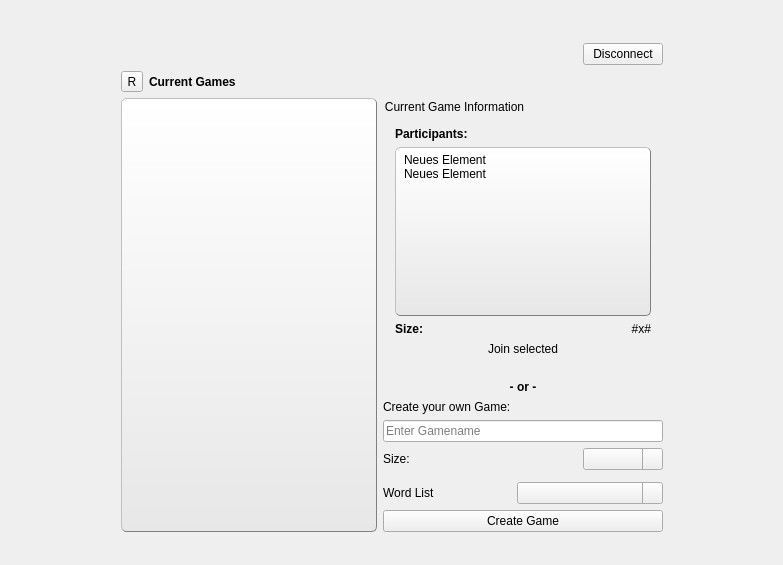
This is QTClient/ui/LobbyWidget.ui in stapelberg/vsy-bullshit as Qt 5 draws it before an edit. The edited form follows.
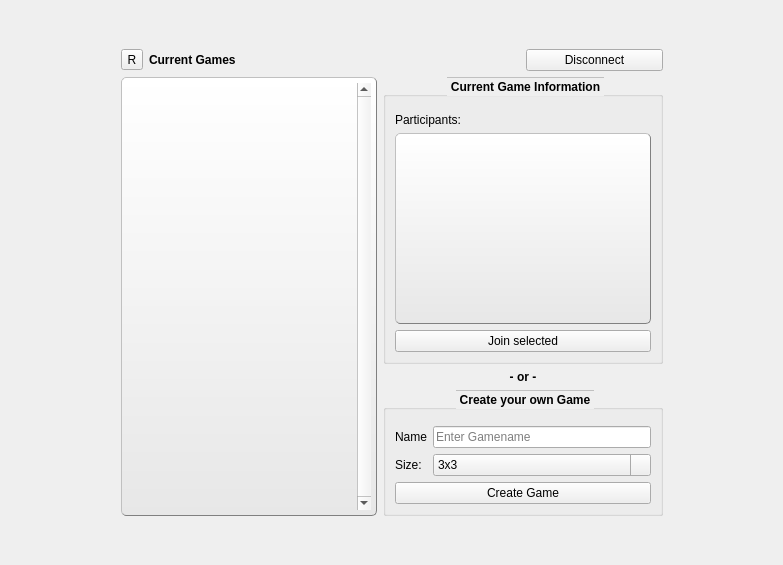
This is the edited form. Icons and pictures are not drawn.

Commit message: Playing a 3x3 game *should* work now.

```diff
--- a/QTClient/ui/LobbyWidget.ui
+++ b/QTClient/ui/LobbyWidget.ui
@@ -31,10 +31,78 @@
 }</string>
   </property>
   <layout class="QGridLayout" name="gridLayout">
-   <property name="topMargin">
-    <number>15</number>
-   </property>
-   <item row="4" column="1" rowspan="9" colspan="2">
+   <item row="0" column="0">
+    <spacer name="horizontalSpacer">
+     <property name="orientation">
+      <enum>Qt::Horizontal</enum>
+     </property>
+     <property name="sizeHint" stdset="0">
+      <size>
+       <width>40</width>
+       <height>20</height>
+      </size>
+     </property>
+    </spacer>
+   </item>
+   <item row="0" column="2">
+    <spacer name="verticalSpacer">
+     <property name="orientation">
+      <enum>Qt::Vertical</enum>
+     </property>
+     <property name="sizeHint" stdset="0">
+      <size>
+       <width>20</width>
+       <height>40</height>
+      </size>
+     </property>
+    </spacer>
+   </item>
+   <item row="0" column="5">
+    <spacer name="horizontalSpacer_2">
+     <property name="orientation">
+      <enum>Qt::Horizontal</enum>
+     </property>
+     <property name="sizeHint" stdset="0">
+      <size>
+       <width>40</width>
+       <height>20</height>
+      </size>
+     </property>
+    </spacer>
+   </item>
+   <item row="1" column="1">
+    <widget class="QToolButton" name="refreshButton">
+     <property name="styleSheet">
+      <string notr="true">padding: 1px;</string>
+     </property>
+     <property name="text">
+      <string>R</string>
+     </property>
+     <property name="icon">
+      <iconset resource="../resources/bingo.qrc">
+       <normaloff>:/Bingo/icons/01-refresh.png</normaloff>:/Bingo/icons/01-refresh.png</iconset>
+     </property>
+     <property name="autoRaise">
+      <bool>false</bool>
+     </property>
+     <property name="arrowType">
+      <enum>Qt::NoArrow</enum>
+     </property>
+    </widget>
+   </item>
+   <item row="1" column="2">
+    <widget class="QLabel" name="label">
+     <property name="styleSheet">
+      <string notr="true">background:transparent;
+border:0px;
+font-weight:bold;</string>
+     </property>
+     <property name="text">
+      <string>Current Games</string>
+     </property>
+    </widget>
+   </item>
+   <item row="2" column="1" rowspan="3" colspan="2">
     <widget class="QListWidget" name="currentGamesList">
      <property name="styleSheet">
       <string notr="true">background-color: qlineargradient(spread:pad, x1:1, y1:1, x2:1, y2:0, stop:0 rgba(231, 231, 231, 255), stop:1 rgba(255, 255, 255, 255));
@@ -45,144 +113,60 @@
 padding: 5px;
 </string>
      </property>
-    </widget>
-   </item>
-   <item row="8" column="3" colspan="3">
-    <widget class="QLineEdit" name="lineEdit">
-     <property name="inputMask">
-      <string/>
+     <property name="verticalScrollBarPolicy">
+      <enum>Qt::ScrollBarAlwaysOn</enum>
      </property>
-     <property name="placeholderText">
-      <string>Enter Gamename</string>
+     <property name="horizontalScrollBarPolicy">
+      <enum>Qt::ScrollBarAlwaysOff</enum>
      </property>
-    </widget>
-   </item>
-   <item row="12" column="3" colspan="3">
-    <widget class="QPushButton" name="createGame">
-     <property name="styleSheet">
-      <string notr="true">QPushButton::pressed {
-     border-style: inset;
- }</string>
+     <property name="editTriggers">
+      <set>QAbstractItemView::NoEditTriggers</set>
      </property>
-     <property name="text">
-      <string>Create Game</string>
+     <property name="viewMode">
+      <enum>QListView::ListMode</enum>
      </property>
     </widget>
    </item>
-   <item row="7" column="3">
-    <widget class="QLabel" name="label_3">
-     <property name="styleSheet">
-      <string notr="true">background:transparent;
-border:0px;</string>
-     </property>
-     <property name="text">
-      <string>Create your own Game:</string>
-     </property>
-    </widget>
-   </item>
-   <item row="9" column="3" colspan="2">
-    <widget class="QLabel" name="label_2">
-     <property name="styleSheet">
-      <string notr="true">background:transparent;
-border:0px;</string>
-     </property>
-     <property name="text">
-      <string>Size:</string>
-     </property>
-    </widget>
-   </item>
-   <item row="9" column="5">
-    <widget class="QComboBox" name="comboBox">
-     <property name="styleSheet">
-      <string notr="true"> QComboBox::drop-down {
-     subcontrol-origin: padding;
-     subcontrol-position: top right;
-     width: 15px;
-
-     border-left-width: 1px;
-     border-left-color: darkgray;
-     border-left-style: solid; /* just a single line */
-     border-top-right-radius: 3px; /* same radius as the QComboBox */
-     border-bottom-right-radius: 3px;
- }
-
- QComboBox::down-arrow {
-     image: url(:/Bingo/dropdown.png);
- }
-
- QComboBox::down-arrow:on { /* shift the arrow when popup is open */
-     top: 1px;
-     left: 1px;
- }</string>
-     </property>
-    </widget>
-   </item>
-   <item row="6" column="3" colspan="3">
-    <widget class="QLabel" name="label_4">
-     <property name="styleSheet">
-      <string notr="true">background:transparent;
-border:0px;
-font-weight:bold;</string>
-     </property>
-     <property name="text">
-      <string>- or -</string>
-     </property>
-     <property name="alignment">
-      <set>Qt::AlignCenter</set>
-     </property>
-    </widget>
-   </item>
-   <item row="11" column="4" colspan="2">
-    <widget class="QComboBox" name="comboBox_2">
-     <property name="styleSheet">
-      <string notr="true"> QComboBox::drop-down {
-     subcontrol-origin: padding;
-     subcontrol-position: top right;
-     width: 15px;
-
-     border-left-width: 1px;
-     border-left-color: darkgray;
-     border-left-style: solid; /* just a single line */
-     border-top-right-radius: 3px; /* same radius as the QComboBox */
-     border-bottom-right-radius: 3px;
- }
-
- QComboBox::down-arrow {
-     image: url(:/Bingo/dropdown.png);
- }
-
- QComboBox::down-arrow:on { /* shift the arrow when popup is open */
-     top: 1px;
-     left: 1px;
- }</string>
-     </property>
-    </widget>
-   </item>
-   <item row="11" column="3">
-    <widget class="QLabel" name="label_5">
-     <property name="styleSheet">
-      <string notr="true">background:transparent;
-border:0px;</string>
-     </property>
-     <property name="text">
-      <string>Word List</string>
-     </property>
-    </widget>
-   </item>
-   <item row="4" column="3" colspan="3">
+   <item row="2" column="3" colspan="2">
     <widget class="QGroupBox" name="groupBox">
+     <property name="font">
+      <font>
+       <weight>75</weight>
+       <italic>false</italic>
+       <bold>true</bold>
+      </font>
+     </property>
      <property name="styleSheet">
-      <string notr="true">background:transparent;
-border:0px;</string>
+      <string notr="true"> QGroupBox::title {
+     subcontrol-origin: margin;
+     subcontrol-position: top center; /* position at the top center */
+  border-style: outset;
+     border-top-width: 1px;
+     border-color: gray;
+	 padding:2px;
+     background-color: qlineargradient(x1: 0, y1: 0, x2: 0, y2: 1,
+                                       stop: 0 #FFOECE, stop: 1 #FFFFFF);
+ }
+</string>
      </property>
      <property name="title">
       <string>Current Game Information</string>
      </property>
      <layout class="QGridLayout" name="gridLayout_2">
+      <property name="topMargin">
+       <number>16</number>
+      </property>
       <item row="0" column="0" colspan="2">
        <widget class="QLabel" name="label_7">
+        <property name="font">
+         <font>
+          <weight>50</weight>
+          <bold>false</bold>
+         </font>
+        </property>
         <property name="styleSheet">
-         <string notr="true">font-weight:bold;</string>
+         <string notr="true">background:transparent;
+border:0px;</string>
         </property>
         <property name="text">
          <string>Participants:</string>
@@ -206,39 +190,12 @@
 padding: 5px;
 </string>
         </property>
-        <item>
-         <property name="text">
-          <string>Neues Element</string>
-         </property>
-        </item>
-        <item>
-         <property name="text">
-          <string>Neues Element</string>
-         </property>
-        </item>
        </widget>
       </item>
-      <item row="2" column="0">
-       <widget class="QLabel" name="label_8">
-        <property name="styleSheet">
-         <string notr="true">font-weight:bold;</string>
-        </property>
-        <property name="text">
-         <string>Size:</string>
-        </property>
-       </widget>
-      </item>
-      <item row="3" column="0" colspan="2">
+      <item row="2" column="0" colspan="2">
        <widget class="QPushButton" name="joinGameButton">
         <property name="styleSheet">
-         <string notr="true">background-color: qlineargradient(spread:pad, x1:0.545, y1:1, x2:0.528273, y2:0, stop:0 rgba(207, 207, 207, 255), stop:1 rgba(255, 255, 255, 255));
-  border-style: outset;
-     border-width: 1px;
-     border-radius: 5px;
-     border-color: gray;
-padding: 5px;
-
-QPushButton::pressed {
+         <string notr="true">QPushButton::pressed {
      border-style: inset;
  }</string>
         </property>
@@ -247,33 +204,146 @@
         </property>
        </widget>
       </item>
+     </layout>
+    </widget>
+   </item>
+   <item row="3" column="3" colspan="2">
+    <widget class="QLabel" name="label_4">
+     <property name="styleSheet">
+      <string notr="true">background:transparent;
+border:0px;
+font-weight:bold;</string>
+     </property>
+     <property name="text">
+      <string>- or -</string>
+     </property>
+     <property name="alignment">
+      <set>Qt::AlignCenter</set>
+     </property>
+    </widget>
+   </item>
+   <item row="4" column="3" colspan="2">
+    <widget class="QGroupBox" name="groupBox_2">
+     <property name="font">
+      <font>
+       <weight>75</weight>
+       <bold>true</bold>
+      </font>
+     </property>
+     <property name="styleSheet">
+      <string notr="true"> QGroupBox::title {
+     subcontrol-origin: margin;
+     subcontrol-position: top center; /* position at the top center */
+  border-style: outset;
+     border-top-width: 1px;
+     border-color: gray;
+	 padding:2px;
+     background-color: qlineargradient(x1: 0, y1: 0, x2: 0, y2: 1,
+                                       stop: 0 #FFOECE, stop: 1 #FFFFFF);
+ }
+</string>
+     </property>
+     <property name="title">
+      <string>Create your own Game</string>
+     </property>
+     <layout class="QFormLayout" name="formLayout">
+      <property name="topMargin">
+       <number>16</number>
+      </property>
+      <item row="1" column="0">
+       <widget class="QLabel" name="label_3">
+        <property name="styleSheet">
+         <string notr="true">background:transparent;
+border:0px;</string>
+        </property>
+        <property name="text">
+         <string>Name</string>
+        </property>
+       </widget>
+      </item>
+      <item row="1" column="1">
+       <widget class="QLineEdit" name="gameName">
+        <property name="inputMask">
+         <string/>
+        </property>
+        <property name="placeholderText">
+         <string>Enter Gamename</string>
+        </property>
+       </widget>
+      </item>
+      <item row="2" column="0">
+       <widget class="QLabel" name="label_2">
+        <property name="styleSheet">
+         <string notr="true">background:transparent;
+border:0px;</string>
+        </property>
+        <property name="text">
+         <string>Size:</string>
+        </property>
+       </widget>
+      </item>
       <item row="2" column="1">
-       <widget class="QLabel" name="label_9">
+       <widget class="QComboBox" name="gameSize">
+        <property name="styleSheet">
+         <string notr="true"> QComboBox::drop-down {
+     subcontrol-origin: padding;
+     subcontrol-position: top right;
+     width: 15px;
+
+     border-left-width: 1px;
+     border-left-color: darkgray;
+     border-left-style: solid; /* just a single line */
+     border-top-right-radius: 3px; /* same radius as the QComboBox */
+     border-bottom-right-radius: 3px;
+ }
+
+ QComboBox::down-arrow {
+     image: url(:/Bingo/dropdown.png);
+ }
+
+ QComboBox::down-arrow:on { /* shift the arrow when popup is open */
+     top: 1px;
+     left: 1px;
+ }</string>
+        </property>
+        <item>
+         <property name="text">
+          <string>3x3</string>
+         </property>
+        </item>
+        <item>
+         <property name="text">
+          <string>4x4</string>
+         </property>
+        </item>
+        <item>
+         <property name="text">
+          <string>5x5</string>
+         </property>
+        </item>
+        <item>
+         <property name="text">
+          <string>6x6</string>
+         </property>
+        </item>
+       </widget>
+      </item>
+      <item row="3" column="0" colspan="2">
+       <widget class="QPushButton" name="createGame">
+        <property name="styleSheet">
+         <string notr="true">QPushButton::pressed {
+     border-style: inset;
+ }</string>
+        </property>
         <property name="text">
-         <string>#x#</string>
-        </property>
-        <property name="alignment">
-         <set>Qt::AlignRight|Qt::AlignTrailing|Qt::AlignVCenter</set>
+         <string>Create Game</string>
         </property>
        </widget>
       </item>
      </layout>
     </widget>
    </item>
-   <item row="0" column="2" colspan="4">
-    <spacer name="verticalSpacer">
-     <property name="orientation">
-      <enum>Qt::Vertical</enum>
-     </property>
-     <property name="sizeHint" stdset="0">
-      <size>
-       <width>20</width>
-       <height>40</height>
-      </size>
-     </property>
-    </spacer>
-   </item>
-   <item row="13" column="2" colspan="4">
+   <item row="5" column="2">
     <spacer name="verticalSpacer_2">
      <property name="orientation">
       <enum>Qt::Vertical</enum>
@@ -286,79 +356,7 @@
      </property>
     </spacer>
    </item>
-   <item row="0" column="0" rowspan="14">
-    <spacer name="horizontalSpacer">
-     <property name="orientation">
-      <enum>Qt::Horizontal</enum>
-     </property>
-     <property name="sizeHint" stdset="0">
-      <size>
-       <width>40</width>
-       <height>20</height>
-      </size>
-     </property>
-    </spacer>
-   </item>
-   <item row="1" column="6" rowspan="11">
-    <spacer name="horizontalSpacer_2">
-     <property name="orientation">
-      <enum>Qt::Horizontal</enum>
-     </property>
-     <property name="sizeHint" stdset="0">
-      <size>
-       <width>40</width>
-       <height>20</height>
-      </size>
-     </property>
-    </spacer>
-   </item>
-   <item row="3" column="2">
-    <widget class="QLabel" name="label">
-     <property name="styleSheet">
-      <string notr="true">background:transparent;
-border:0px;
-font-weight:bold;</string>
-     </property>
-     <property name="text">
-      <string>Current Games</string>
-     </property>
-    </widget>
-   </item>
-   <item row="3" column="1">
-    <widget class="QToolButton" name="refreshButton">
-     <property name="styleSheet">
-      <string notr="true">padding: 1px;</string>
-     </property>
-     <property name="text">
-      <string>R</string>
-     </property>
-     <property name="icon">
-      <iconset resource="../resources/bingo.qrc">
-       <normaloff>:/Bingo/icons/01-refresh.png</normaloff>:/Bingo/icons/01-refresh.png</iconset>
-     </property>
-     <property name="autoRaise">
-      <bool>false</bool>
-     </property>
-     <property name="arrowType">
-      <enum>Qt::NoArrow</enum>
-     </property>
-    </widget>
-   </item>
-   <item row="2" column="1" colspan="4">
-    <widget class="QLabel" name="playerNickLabel">
-     <property name="styleSheet">
-      <string notr="true">background:transparent;
-border:0px;</string>
-     </property>
-     <property name="text">
-      <string/>
-     </property>
-     <property name="alignment">
-      <set>Qt::AlignRight|Qt::AlignTrailing|Qt::AlignVCenter</set>
-     </property>
-    </widget>
-   </item>
-   <item row="2" column="5">
+   <item row="1" column="4">
     <widget class="QPushButton" name="disconnectButton">
      <property name="styleSheet">
       <string notr="true">QPushButton::pressed {
@@ -370,6 +368,20 @@
      </property>
     </widget>
    </item>
+   <item row="1" column="3">
+    <widget class="QLabel" name="playerNickLabel">
+     <property name="styleSheet">
+      <string notr="true">background:transparent;
+border:0px;</string>
+     </property>
+     <property name="text">
+      <string/>
+     </property>
+     <property name="alignment">
+      <set>Qt::AlignRight|Qt::AlignTrailing|Qt::AlignVCenter</set>
+     </property>
+    </widget>
+   </item>
   </layout>
  </widget>
  <resources>
```
The commit also changes 10 other files.
